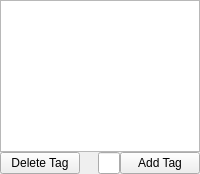
First picture: the form in UI/tagwidget.ui, repository Zeks/flipper, before the edit.
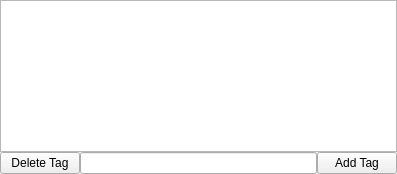
Second picture: the form after the edit.

Diff of the .ui file:
```diff
--- a/UI/tagwidget.ui
+++ b/UI/tagwidget.ui
@@ -6,7 +6,7 @@
    <rect>
     <x>0</x>
     <y>0</y>
-    <width>200</width>
+    <width>397</width>
     <height>174</height>
    </rect>
   </property>
@@ -63,19 +63,6 @@
         </property>
        </widget>
       </item>
-      <item>
-       <spacer name="hSpacer">
-        <property name="orientation">
-         <enum>Qt::Horizontal</enum>
-        </property>
-        <property name="sizeHint" stdset="0">
-         <size>
-          <width>114</width>
-          <height>20</height>
-         </size>
-        </property>
-       </spacer>
-      </item>
       <item>
        <widget class="QLineEdit" name="leTag"/>
       </item>
```
